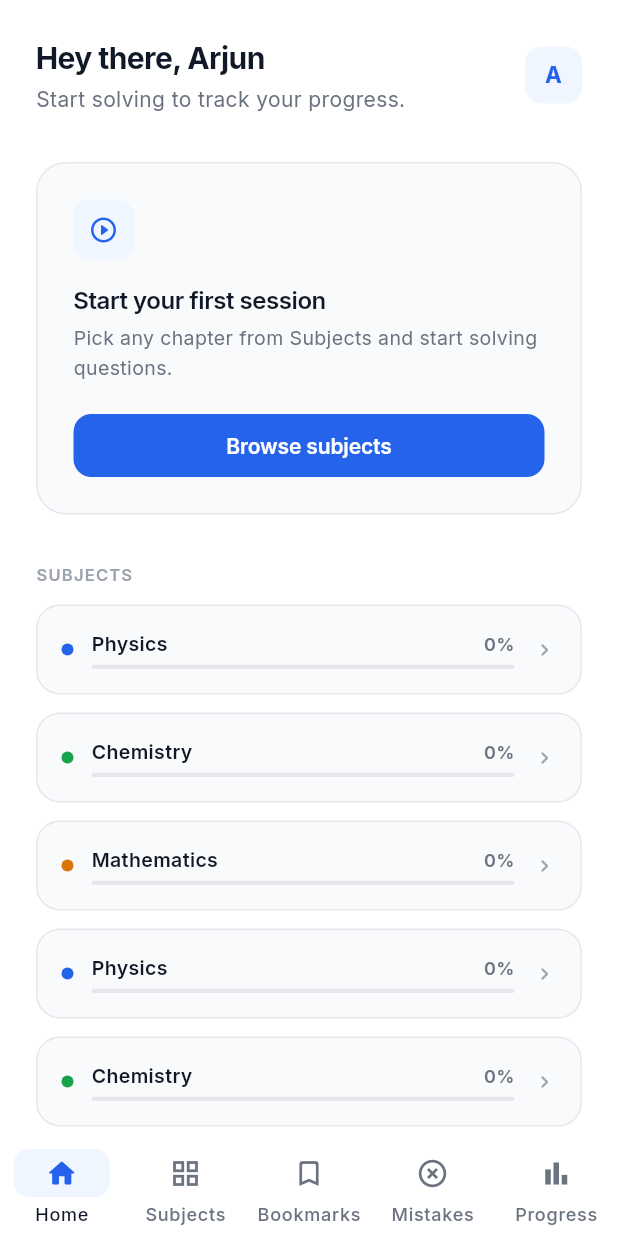
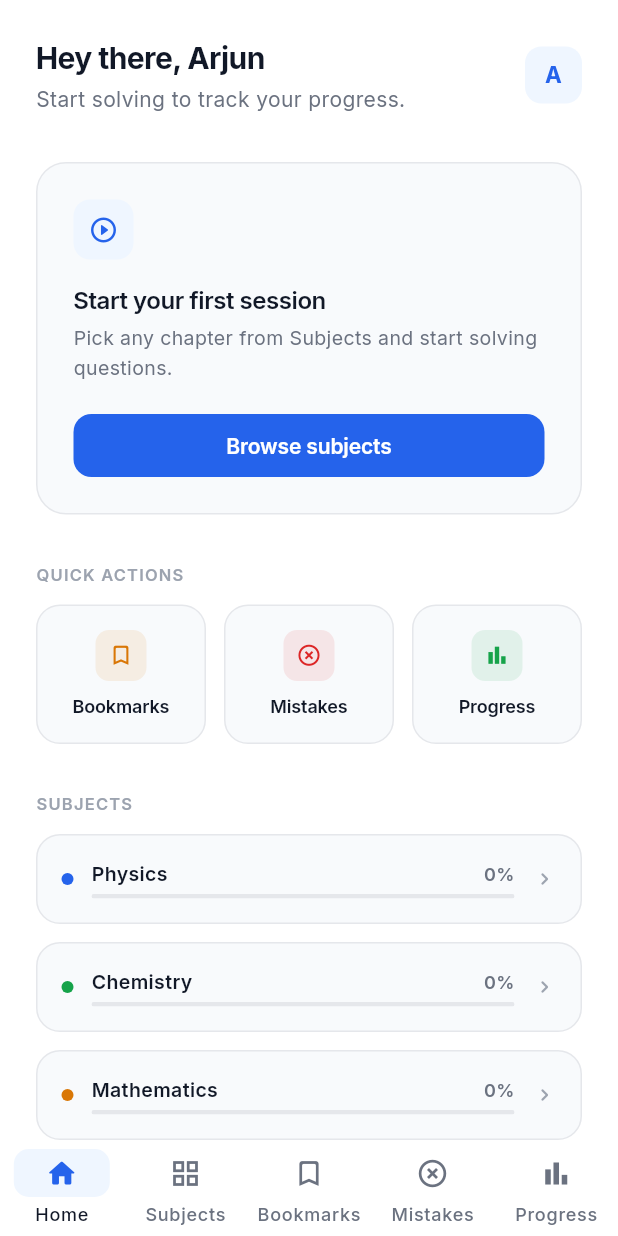
Before and after one commit to AtharvaS-19/exam-prep-app, a Flutter app: the HomeScreen screen opened by its route, on a phone screen of 412 x 824 dp. Run offline on Flutter 3.47's test engine with Material 3 defaults, Android fonts, the phone set to English and light mode, and no system bars; our stand-ins replace flutter_riverpod, go_router, google_fonts.

Commit message:
Version 0

```diff
--- a/lib/features/home/presentation/home_screen.dart
+++ b/lib/features/home/presentation/home_screen.dart
@@ -54,10 +54,10 @@ class HomeScreen extends ConsumerWidget {
                   const SizedBox(height: AppSpacing.xxl),
                 ],
 
-                // ── Section 4: Subject progress ──────────────────────────────
-                const _SectionLabel('Subjects'),
+                // ── Section 4: Quick actions ─────────────────────────────────
+                const _SectionLabel('Quick actions'),
                 const SizedBox(height: AppSpacing.sm),
-                _SubjectProgressColumn(ref: ref),
+                const _QuickActionsRow(),
                 const SizedBox(height: AppSpacing.xxl),
 
                 // ── Section 5: Insights (only when activity exists) ──────────
@@ -68,10 +68,10 @@ class HomeScreen extends ConsumerWidget {
                   const SizedBox(height: AppSpacing.xxl),
                 ],
 
-                // ── Section 6: Quick actions ─────────────────────────────────
-                const _SectionLabel('Quick actions'),
+                // ── Section 6: Subject progress ──────────────────────────────
+                const _SectionLabel('Subjects'),
                 const SizedBox(height: AppSpacing.sm),
-                const _QuickActionsRow(),
+                _SubjectProgressColumn(ref: ref),
               ]),
             ),
           ),
```
Also changed, not shown: 1 other file.
